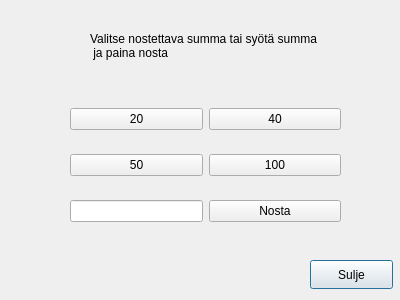
First picture: the form in frontend/withdraw.ui, repository 22kmo-project/group_15, before the edit.
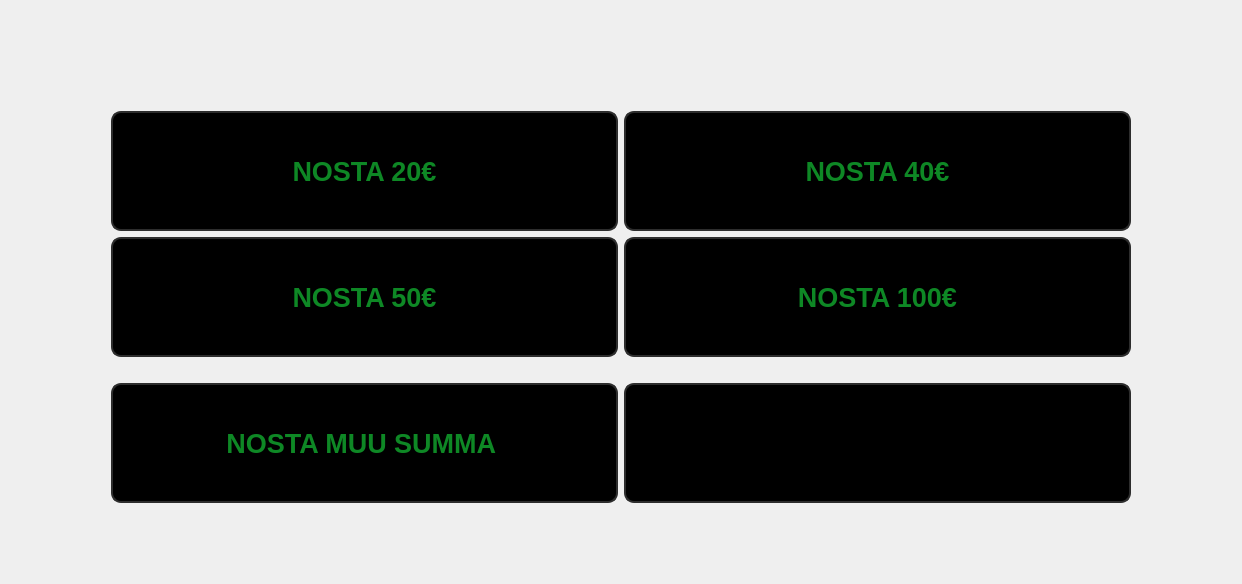
Second picture: the form after the edit. Icons and pictures are not drawn.

```diff
--- a/frontend/withdraw.ui
+++ b/frontend/withdraw.ui
@@ -6,12 +6,12 @@
    <rect>
     <x>0</x>
     <y>0</y>
-    <width>400</width>
-    <height>300</height>
+    <width>1242</width>
+    <height>584</height>
    </rect>
   </property>
   <property name="sizePolicy">
-   <sizepolicy hsizetype="Preferred" vsizetype="Preferred">
+   <sizepolicy hsizetype="Expanding" vsizetype="Expanding">
     <horstretch>0</horstretch>
     <verstretch>0</verstretch>
    </sizepolicy>
@@ -19,102 +19,263 @@
   <property name="windowTitle">
    <string>Dialog</string>
   </property>
-  <widget class="QPushButton" name="suljeBTN">
-   <property name="geometry">
-    <rect>
-     <x>310</x>
-     <y>260</y>
-     <width>83</width>
-     <height>29</height>
-    </rect>
-   </property>
-   <property name="text">
-    <string>Sulje</string>
-   </property>
-  </widget>
-  <widget class="QLabel" name="label">
-   <property name="geometry">
-    <rect>
-     <x>90</x>
-     <y>10</y>
-     <width>261</width>
-     <height>71</height>
-    </rect>
-   </property>
-   <property name="text">
-    <string>Valitse nostettava summa tai syötä summa
- ja paina nosta</string>
-   </property>
-  </widget>
-  <widget class="QWidget" name="gridLayoutWidget">
-   <property name="geometry">
-    <rect>
-     <x>70</x>
-     <y>90</y>
-     <width>271</width>
-     <height>151</height>
-    </rect>
-   </property>
-   <layout class="QGridLayout" name="gridLayout">
-    <item row="1" column="1">
-     <widget class="QPushButton" name="btn100">
-      <property name="sizePolicy">
-       <sizepolicy hsizetype="Minimum" vsizetype="Preferred">
-        <horstretch>0</horstretch>
-        <verstretch>0</verstretch>
-       </sizepolicy>
-      </property>
-      <property name="text">
-       <string>100</string>
-      </property>
-     </widget>
-    </item>
-    <item row="2" column="1">
-     <widget class="QPushButton" name="nostaBTN">
-      <property name="sizePolicy">
-       <sizepolicy hsizetype="Preferred" vsizetype="Preferred">
-        <horstretch>0</horstretch>
-        <verstretch>0</verstretch>
-       </sizepolicy>
-      </property>
-      <property name="text">
-       <string>Nosta</string>
-      </property>
-     </widget>
-    </item>
-    <item row="1" column="0">
-     <widget class="QPushButton" name="btn50">
-      <property name="text">
-       <string>50</string>
-      </property>
-     </widget>
-    </item>
-    <item row="0" column="1">
-     <widget class="QPushButton" name="btn40">
-      <property name="text">
-       <string>40</string>
-      </property>
-     </widget>
-    </item>
-    <item row="0" column="0">
-     <widget class="QPushButton" name="btn20">
-      <property name="text">
-       <string>20</string>
-      </property>
-     </widget>
-    </item>
-    <item row="2" column="0">
-     <widget class="QLineEdit" name="summa">
-      <property name="sizePolicy">
-       <sizepolicy hsizetype="Preferred" vsizetype="Fixed">
-        <horstretch>0</horstretch>
-        <verstretch>0</verstretch>
-       </sizepolicy>
-      </property>
-     </widget>
-    </item>
-   </layout>
-  </widget>
+  <property name="styleSheet">
+   <string notr="true">#withdraw {border-image: url(:/graphics/graphics/graphics/withdraw.png)0 0 0 0 stretch stretch;}
+#btn100,#btn20,#btn40,#btn50,#nostaBTN{
+background-color: rgb(0, 0, 0);
+color: rgb(14, 136, 37);
+border-style:solid;
+border-width: 2px;
+border-color: rgb(45, 45, 45);
+border-radius: 10px;
+padding: 2px 2px;
+}
+#btn100:pressed,#btn20:pressed,#btn40:pressed,#btn50:pressed,#nostaBTN:pressed{
+background-color: rgb(0, 0, 0);
+color: rgb(14, 136, 37);
+border-style:solid;
+border-width: 5px;
+border-color: rgb(45, 45, 45);
+border-radius: 10px;
+padding: 6px 6px;
+}</string>
+  </property>
+  <layout class="QGridLayout" name="gridLayout">
+   <item row="2" column="0">
+    <spacer name="horizontalSpacer_3">
+     <property name="orientation">
+      <enum>Qt::Horizontal</enum>
+     </property>
+     <property name="sizeType">
+      <enum>QSizePolicy::Fixed</enum>
+     </property>
+     <property name="sizeHint" stdset="0">
+      <size>
+       <width>100</width>
+       <height>100</height>
+      </size>
+     </property>
+    </spacer>
+   </item>
+   <item row="2" column="2">
+    <widget class="QPushButton" name="btn100">
+     <property name="sizePolicy">
+      <sizepolicy hsizetype="Minimum" vsizetype="Preferred">
+       <horstretch>0</horstretch>
+       <verstretch>0</verstretch>
+      </sizepolicy>
+     </property>
+     <property name="font">
+      <font>
+       <pointsize>20</pointsize>
+       <bold>true</bold>
+      </font>
+     </property>
+     <property name="cursor">
+      <cursorShape>PointingHandCursor</cursorShape>
+     </property>
+     <property name="text">
+      <string>NOSTA 100€</string>
+     </property>
+    </widget>
+   </item>
+   <item row="5" column="1">
+    <spacer name="verticalSpacer_2">
+     <property name="orientation">
+      <enum>Qt::Vertical</enum>
+     </property>
+     <property name="sizeType">
+      <enum>QSizePolicy::Fixed</enum>
+     </property>
+     <property name="sizeHint" stdset="0">
+      <size>
+       <width>20</width>
+       <height>70</height>
+      </size>
+     </property>
+    </spacer>
+   </item>
+   <item row="1" column="2">
+    <widget class="QPushButton" name="btn40">
+     <property name="sizePolicy">
+      <sizepolicy hsizetype="Minimum" vsizetype="Preferred">
+       <horstretch>0</horstretch>
+       <verstretch>0</verstretch>
+      </sizepolicy>
+     </property>
+     <property name="font">
+      <font>
+       <pointsize>20</pointsize>
+       <bold>true</bold>
+      </font>
+     </property>
+     <property name="cursor">
+      <cursorShape>PointingHandCursor</cursorShape>
+     </property>
+     <property name="text">
+      <string>NOSTA 40€</string>
+     </property>
+    </widget>
+   </item>
+   <item row="0" column="1">
+    <spacer name="verticalSpacer">
+     <property name="orientation">
+      <enum>Qt::Vertical</enum>
+     </property>
+     <property name="sizeType">
+      <enum>QSizePolicy::Fixed</enum>
+     </property>
+     <property name="sizeHint" stdset="0">
+      <size>
+       <width>20</width>
+       <height>100</height>
+      </size>
+     </property>
+    </spacer>
+   </item>
+   <item row="3" column="1">
+    <spacer name="horizontalSpacer">
+     <property name="orientation">
+      <enum>Qt::Horizontal</enum>
+     </property>
+     <property name="sizeHint" stdset="0">
+      <size>
+       <width>40</width>
+       <height>20</height>
+      </size>
+     </property>
+    </spacer>
+   </item>
+   <item row="1" column="1">
+    <widget class="QPushButton" name="btn20">
+     <property name="sizePolicy">
+      <sizepolicy hsizetype="Minimum" vsizetype="Preferred">
+       <horstretch>0</horstretch>
+       <verstretch>0</verstretch>
+      </sizepolicy>
+     </property>
+     <property name="font">
+      <font>
+       <pointsize>20</pointsize>
+       <bold>true</bold>
+      </font>
+     </property>
+     <property name="cursor">
+      <cursorShape>PointingHandCursor</cursorShape>
+     </property>
+     <property name="text">
+      <string>NOSTA 20€</string>
+     </property>
+    </widget>
+   </item>
+   <item row="3" column="2">
+    <spacer name="horizontalSpacer_2">
+     <property name="orientation">
+      <enum>Qt::Horizontal</enum>
+     </property>
+     <property name="sizeHint" stdset="0">
+      <size>
+       <width>40</width>
+       <height>20</height>
+      </size>
+     </property>
+    </spacer>
+   </item>
+   <item row="2" column="1">
+    <widget class="QPushButton" name="btn50">
+     <property name="sizePolicy">
+      <sizepolicy hsizetype="Minimum" vsizetype="Preferred">
+       <horstretch>0</horstretch>
+       <verstretch>0</verstretch>
+      </sizepolicy>
+     </property>
+     <property name="font">
+      <font>
+       <pointsize>20</pointsize>
+       <bold>true</bold>
+      </font>
+     </property>
+     <property name="cursor">
+      <cursorShape>PointingHandCursor</cursorShape>
+     </property>
+     <property name="text">
+      <string>NOSTA 50€</string>
+     </property>
+    </widget>
+   </item>
+   <item row="2" column="3">
+    <spacer name="horizontalSpacer_4">
+     <property name="orientation">
+      <enum>Qt::Horizontal</enum>
+     </property>
+     <property name="sizeType">
+      <enum>QSizePolicy::Fixed</enum>
+     </property>
+     <property name="sizeHint" stdset="0">
+      <size>
+       <width>100</width>
+       <height>20</height>
+      </size>
+     </property>
+    </spacer>
+   </item>
+   <item row="4" column="1">
+    <widget class="QPushButton" name="nostaBTN">
+     <property name="sizePolicy">
+      <sizepolicy hsizetype="Preferred" vsizetype="Preferred">
+       <horstretch>0</horstretch>
+       <verstretch>0</verstretch>
+      </sizepolicy>
+     </property>
+     <property name="font">
+      <font>
+       <pointsize>20</pointsize>
+       <bold>true</bold>
+      </font>
+     </property>
+     <property name="cursor">
+      <cursorShape>PointingHandCursor</cursorShape>
+     </property>
+     <property name="text">
+      <string>NOSTA MUU SUMMA </string>
+     </property>
+    </widget>
+   </item>
+   <item row="4" column="2">
+    <widget class="QLineEdit" name="summa">
+     <property name="sizePolicy">
+      <sizepolicy hsizetype="Preferred" vsizetype="Preferred">
+       <horstretch>0</horstretch>
+       <verstretch>0</verstretch>
+      </sizepolicy>
+     </property>
+     <property name="font">
+      <font>
+       <pointsize>20</pointsize>
+       <bold>true</bold>
+      </font>
+     </property>
+     <property name="autoFillBackground">
+      <bool>false</bool>
+     </property>
+     <property name="styleSheet">
+      <string notr="true">border-style:solid;
+border-width: 2px;
+border-color: rgb(45, 45, 45);
+border-radius: 10px;
+padding: 2px 2px;
+color: rgb(14, 136, 37);
+background-color: rgb(0, 0, 0);</string>
+     </property>
+     <property name="text">
+      <string/>
+     </property>
+     <property name="alignment">
+      <set>Qt::AlignLeading|Qt::AlignLeft|Qt::AlignVCenter</set>
+     </property>
+    </widget>
+   </item>
+  </layout>
  </widget>
  <resources/>
  <connections/>
```
Left out of the diff: 3 changed lines with no effect on the pictures.
